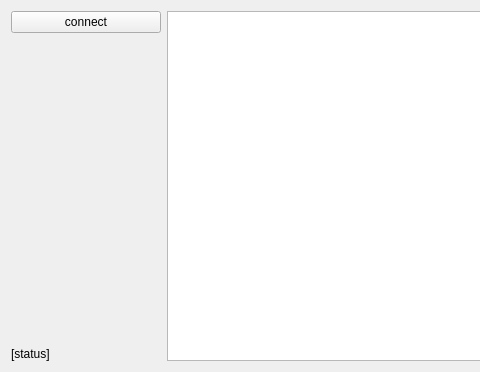
Qt form widget.ui (mightbxg/BemfaControl) before a commit; both pictures show x 0 to 480 and y 0 to 372 of the 707 by 372 pixel window.
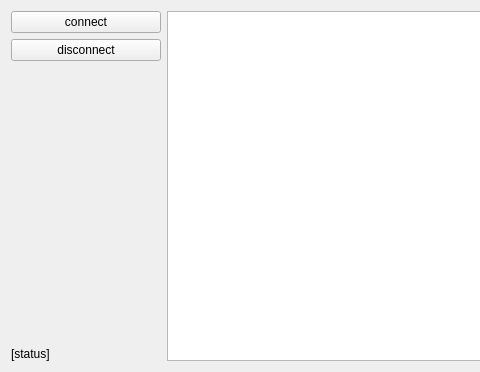
The same form after that commit.

Commit message: send message and heart beat

```diff
--- a/widget.ui
+++ b/widget.ui
@@ -48,7 +48,7 @@
         </property>
        </widget>
       </item>
-      <item row="1" column="0">
+      <item row="2" column="0">
        <spacer name="verticalSpacer">
         <property name="orientation">
          <enum>Qt::Vertical</enum>
@@ -56,18 +56,25 @@
         <property name="sizeHint" stdset="0">
          <size>
           <width>20</width>
-          <height>286</height>
+          <height>251</height>
          </size>
         </property>
        </spacer>
       </item>
-      <item row="2" column="0">
+      <item row="3" column="0">
        <widget class="QLabel" name="lab_status">
         <property name="text">
          <string>[status]</string>
         </property>
        </widget>
       </item>
+      <item row="1" column="0">
+       <widget class="QPushButton" name="btn_disconnect">
+        <property name="text">
+         <string>disconnect</string>
+        </property>
+       </widget>
+      </item>
      </layout>
     </widget>
    </item>
```
The commit also changes 2 other files.
